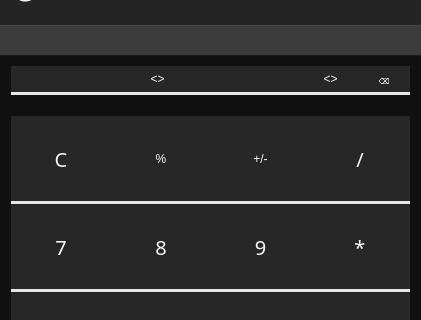
First picture: the form in mainwindow.ui, repository inFocus7/Calcpp, before the edit; both pictures show x 0 to 421 and y 135 to 455 of the 421 by 700 pixel window.
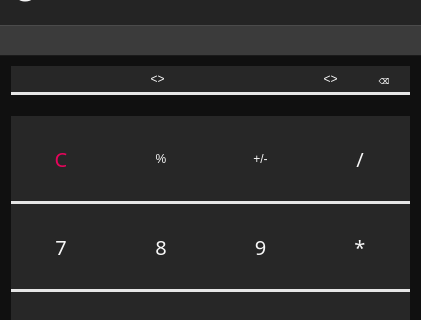
Second picture: the form after the edit. Icons and pictures are not drawn.

Diff of the .ui file:
```diff
--- a/mainwindow.ui
+++ b/mainwindow.ui
@@ -1661,7 +1661,7 @@
          </font>
         </property>
         <property name="styleSheet">
-         <string notr="true"/>
+         <string notr="true">color: rgba(231, 4, 91, 225, 255);</string>
         </property>
         <property name="text">
          <string>C</string>
```
Left out of the diff: 162 changed lines with no effect on the pictures.
